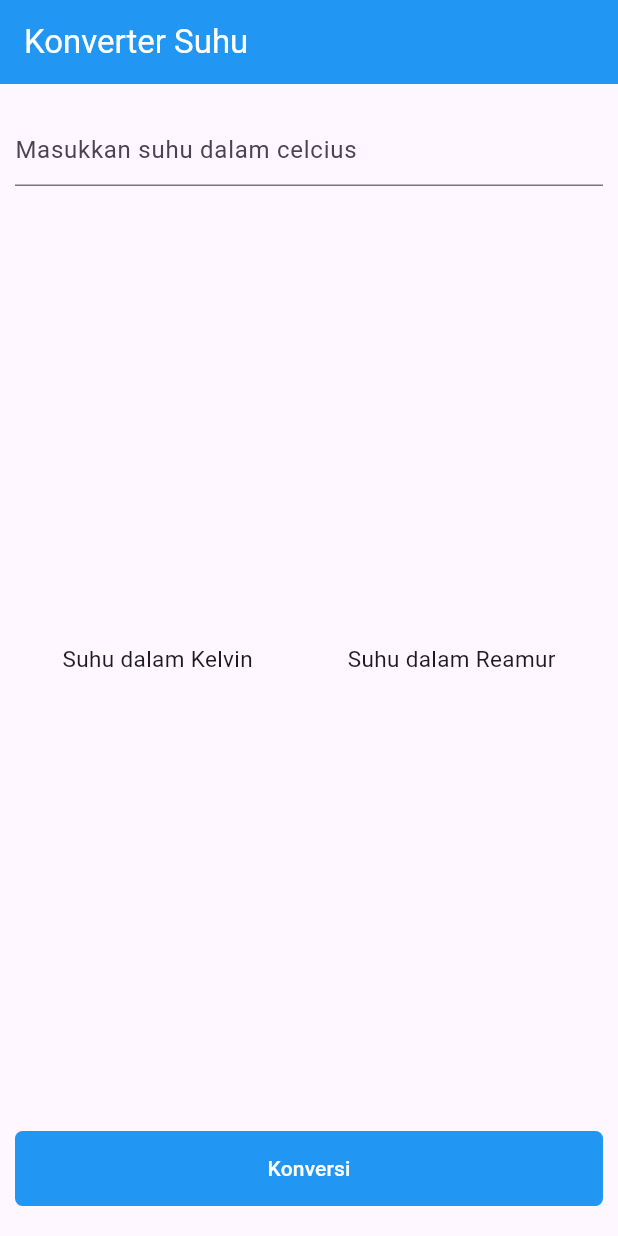
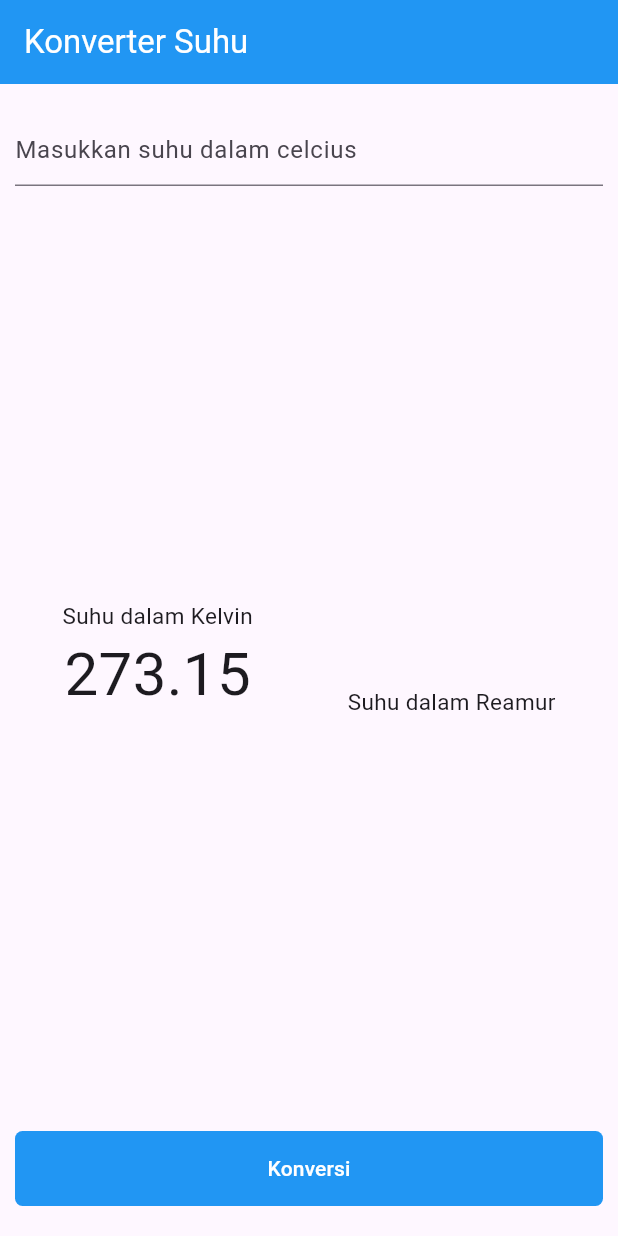
Before and after one commit to muhamadfarrelrizqullah/belajar_flutter7, a Flutter app: the screen it shows after launch, after a tap on "Konversi", on a phone screen of 412 x 824 dp. Run offline on Flutter 3.47's test engine with Material 2 defaults, Android fonts, the phone set to English and light mode, and no system bars.

Commit message:
Fix error

```diff
--- a/lib/main.dart
+++ b/lib/main.dart
@@ -79,7 +79,7 @@ class _MyAppState extends State<MyApp> {
                 ],
                 controller: userInput,
               ),
-              const Row(
+              Row(
                 mainAxisAlignment: MainAxisAlignment.spaceAround,
                 crossAxisAlignment: CrossAxisAlignment.end,
                 children: [
@@ -91,12 +91,12 @@ class _MyAppState extends State<MyApp> {
                           fontSize: 15,
                         ),
                       ),
-                      // Text(
-                      //   kelvin.toStringAsFixed(2),
-                      //   style: TextStyle(
-                      //     fontSize: 40,
-                      //   ),
-                      // ),
+                      Text(
+                        kelvin.toStringAsFixed(2),
+                        style: TextStyle(
+                          fontSize: 40,
+                        ),
+                      ),
                     ],
                   ),
                   Column(
@@ -118,7 +118,7 @@ class _MyAppState extends State<MyApp> {
                 ],
               ),
               TextButton(
-                onPressed: () {},
+                onPressed: konversiSuhu,
                 style: TextButton.styleFrom(
                   minimumSize: const Size.fromHeight(50),
                   backgroundColor: Colors.blue,
```
